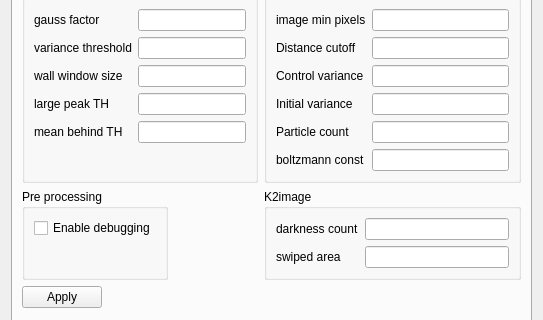
Above: Hanse/Module_SonarLocalization/form_sonarlocalization.ui from iti-luebeck/HANSE2011 before the change; both pictures show x 0 to 543 and y 191 to 511 of the 543 by 625 pixel window. Below: the same form after it.
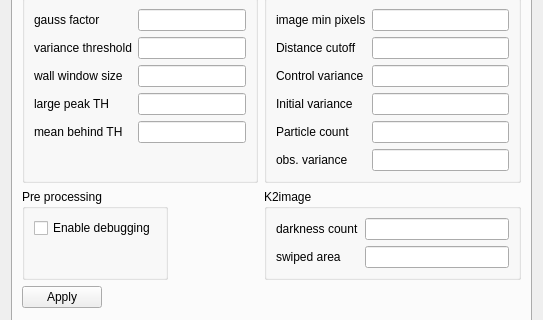
That is the form after the change. Custom widgets are drawn as their Qt base class.

Commit message: Particle Gewichtung gefixt. -Boltzmann Konstante. Jan

Diff of the .ui file:
```diff
--- a/Hanse/Module_SonarLocalization/form_sonarlocalization.ui
+++ b/Hanse/Module_SonarLocalization/form_sonarlocalization.ui
@@ -174,7 +174,7 @@
           <item row="6" column="0">
            <widget class="QLabel" name="label_16">
             <property name="text">
-             <string>boltzmann const</string>
+             <string>obs. variance</string>
             </property>
            </widget>
           </item>
```
The commit also changes 3 other files.
